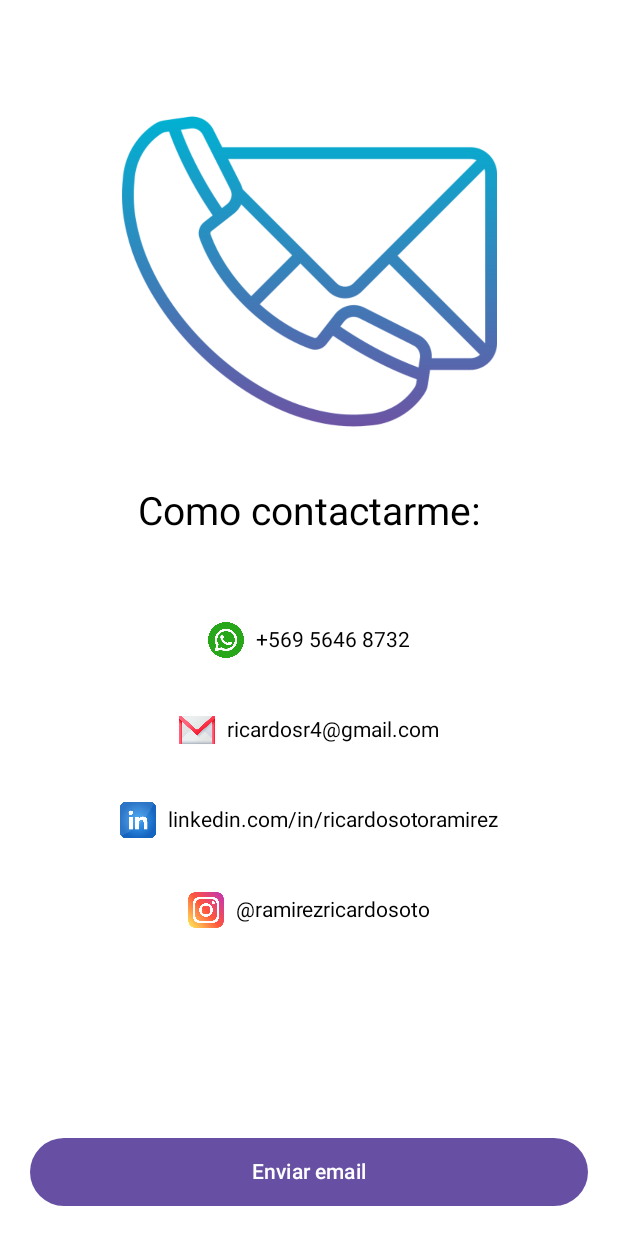
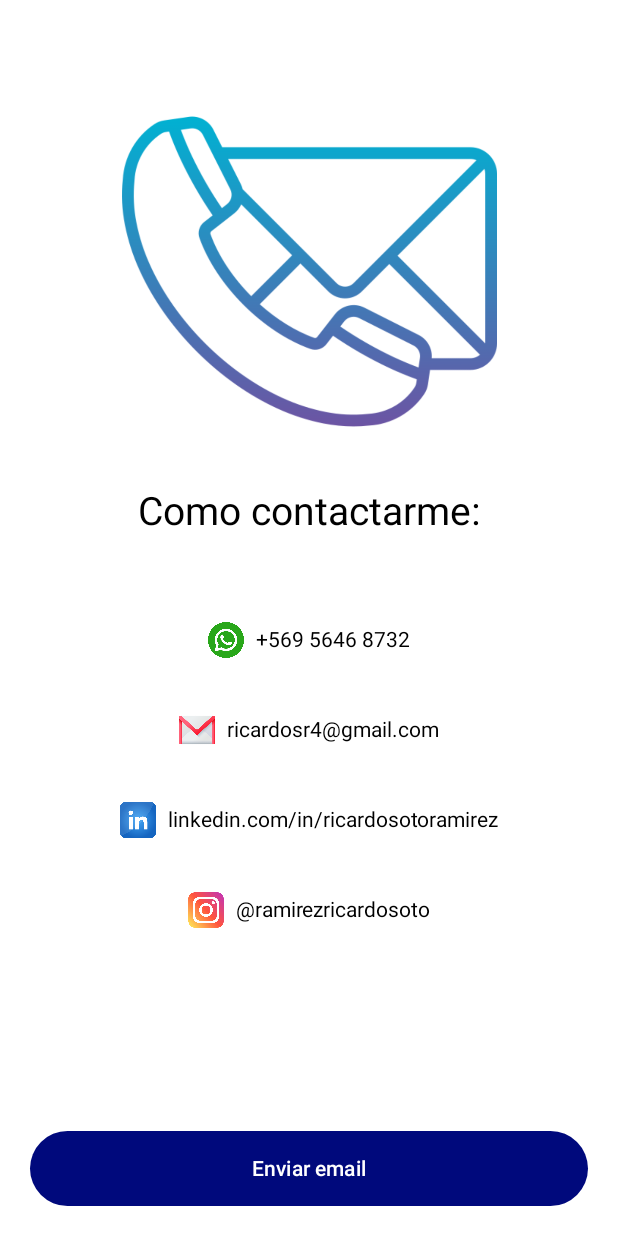
Before and after one commit to ricardosr4/MyProfileCompose, an Android app built with Jetpack Compose: the @Preview function ContactScreen, on a phone screen of 412 x 824 dp. Run offline under Robolectric (Android 15) with nearby library versions, the phone set to English and light mode, and no system bars.

Commit message:
init screen contact part 3

```diff
--- a/app/src/main/java/com/example/myprofilecompose/ui/contact/presenter/ContactScreen.kt
+++ b/app/src/main/java/com/example/myprofilecompose/ui/contact/presenter/ContactScreen.kt
@@ -4,6 +4,7 @@ import android.content.Context
 import android.content.Intent
 import android.net.Uri
 import androidx.compose.foundation.Image
+import androidx.compose.foundation.background
 import androidx.compose.foundation.layout.Box
 import androidx.compose.foundation.layout.Column
 import androidx.compose.foundation.layout.Row
@@ -15,6 +16,7 @@ import androidx.compose.foundation.layout.padding
 import androidx.compose.foundation.layout.size
 import androidx.compose.foundation.layout.width
 import androidx.compose.material3.Button
+import androidx.compose.material3.ButtonDefaults
 import androidx.compose.material3.Icon
 import androidx.compose.material3.Text
 import androidx.compose.runtime.Composable
@@ -28,6 +30,9 @@ import androidx.compose.ui.tooling.preview.Preview
 import androidx.compose.ui.unit.dp
 import androidx.compose.ui.unit.sp
 import com.example.myprofilecompose.R
+import com.example.myprofilecompose.ui.theme.ButtonBlue
+import com.example.myprofilecompose.ui.theme.Purple40
+
 @Preview(showBackground = true)
 @Composable
 fun ContactScreen() {
@@ -128,8 +133,11 @@ fun ContactScreen() {
             modifier = Modifier
                 .fillMaxWidth()
                 .padding(horizontal = 20.dp, vertical = 20.dp)
-                .height(45.dp),
-        ) {
+                .height(50.dp),
+            colors = ButtonDefaults.buttonColors(
+                containerColor = ButtonBlue,
+                contentColor = Color.White)
+            ) {
             Text(
                 text = stringResource(R.string.enviar_email)
             )
--- a/app/src/main/java/com/example/myprofilecompose/ui/theme/Color.kt
+++ b/app/src/main/java/com/example/myprofilecompose/ui/theme/Color.kt
@@ -10,6 +10,7 @@ val Pink80 = Color(0xFFEFB8C8)
 val Purple40 = Color(0xFF6650a4)
 val PurpleGrey40 = Color(0xFF625b71)
 val Pink40 = Color(0xFF7D5260)
+val ButtonBlue = Color(0xFF00097C)
 
 
 //special
```
